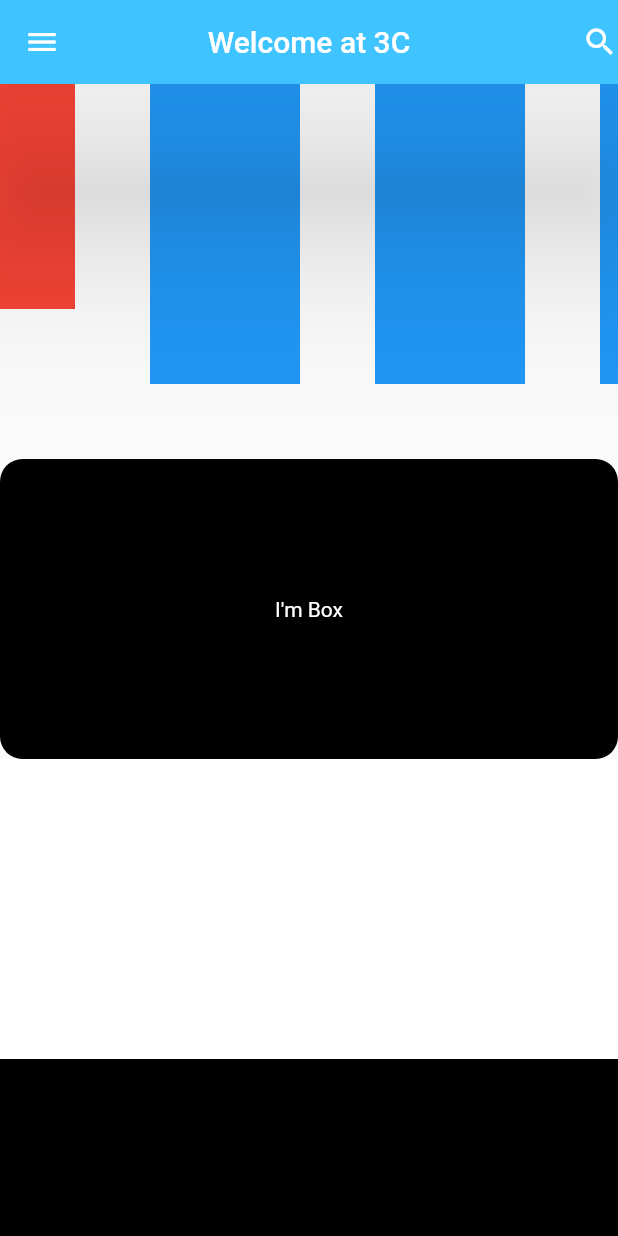
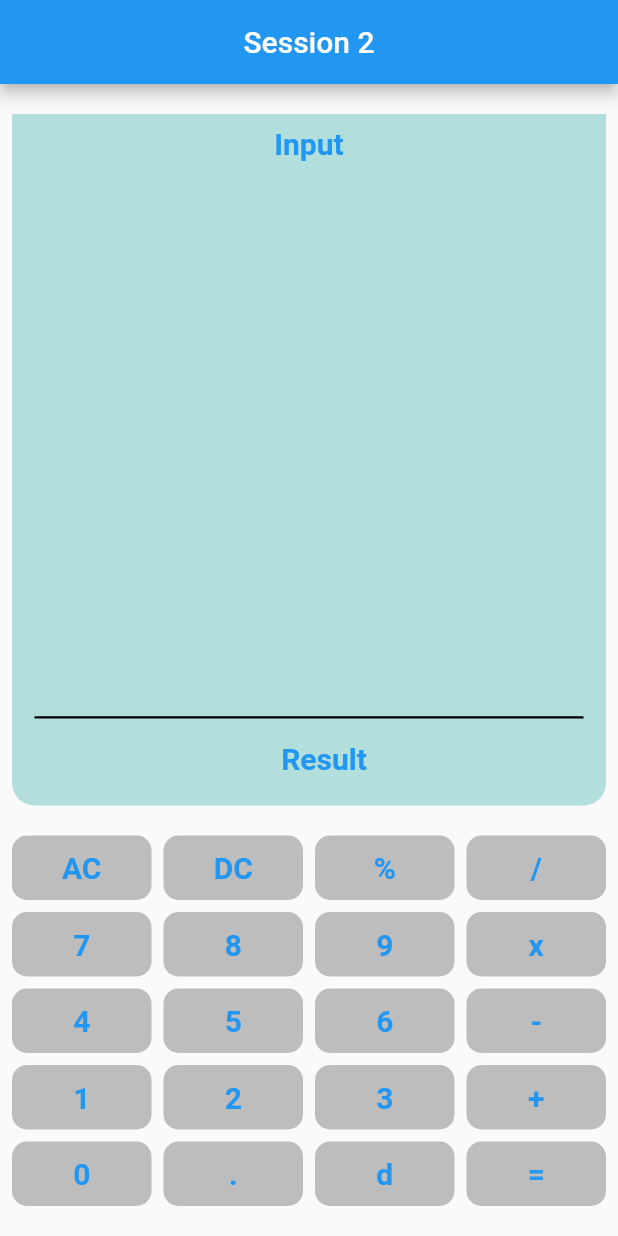
Before and after one commit to 3shmawi/3C-Sessions, a Flutter app: the screen it shows after launch, on a phone screen of 412 x 824 dp. Run offline on Flutter 3.47's test engine with Material 2 defaults, Android fonts, the phone set to English and light mode, and no system bars; our stand-ins replace flutter_native_splash.

Commit message:
session 2 g 2

```diff
--- a/lib/layout_g_one/layout_screen_g_one.dart
+++ b/lib/layout_g_one/layout_screen_g_one.dart
@@ -9,7 +9,7 @@ class LayoutScreenGroupOne extends StatefulWidget {
 }
 
 class _LayoutScreenGroupOneState extends State<LayoutScreenGroupOne> {
-  int abdulrhmanCounter = 1;
+  int abdulr7manCounter = 1;
   int ahmedCounter = 1;
 
   @override
@@ -30,7 +30,7 @@ class _LayoutScreenGroupOneState extends State<LayoutScreenGroupOne> {
                 TextButton(
                   onPressed: () {
                     setState(() {
-                      abdulrhmanCounter++;
+                      abdulr7manCounter++;
                     });
                   },
                   child: const Text(
@@ -40,9 +40,8 @@ class _LayoutScreenGroupOneState extends State<LayoutScreenGroupOne> {
                     ),
                   ),
                 ),
-
                 Text(
-                  '   $abdulrhmanCounter',
+                  '   $abdulr7manCounter',
                   style: const TextStyle(
                     fontSize: 30,
                   ),
@@ -52,8 +51,12 @@ class _LayoutScreenGroupOneState extends State<LayoutScreenGroupOne> {
                     scrollDirection: Axis.horizontal,
                     child: Row(
                       children: List.generate(
-                        abdulrhmanCounter,
-                            (index) =>  Text('$index'),
+                        abdulr7manCounter,
+                        (index) => const Icon(
+                          Icons.star,
+                          size: 50,
+                          color: Colors.yellow,
+                        ),
                       ),
                     ),
                   ),
@@ -99,19 +102,33 @@ class _LayoutScreenGroupOneState extends State<LayoutScreenGroupOne> {
               ],
             ),
 
+            Expanded(
+              child: Container(
+                width: double.infinity,
 
+                decoration: BoxDecoration(
+                  color: Colors.red,
+                  borderRadius: BorderRadius.circular(15),
+                ),
+              ),
+            ),
             Expanded(
-              child: SingleChildScrollView(
-                scrollDirection: Axis.vertical,
-                child: Column(
-                  children: List.generate(
-                    abdulrhmanCounter,
-                        (index) => const Icon(
-                      Icons.star,
-                      color: Colors.yellow,
-                      size: 50,
-                    ),
-                  ),
+              child: Container(
+                width: double.infinity,
+                color: Colors.white,
+                child: const Icon(
+                  Icons.flutter_dash,
+                  size: 50,
+                  color: Colors.yellow,
+                ),
+              ),
+            ),
+            Expanded(
+              child: Container(
+                width: double.infinity,
+                decoration: BoxDecoration(
+                  color: Colors.black,
+                  borderRadius: BorderRadius.circular(15),
                 ),
               ),
             ),
--- a/lib/layout_g_two/layout_screen_g_two.dart
+++ b/lib/layout_g_two/layout_screen_g_two.dart
@@ -7,106 +7,150 @@ class LayoutScreenGroupTwo extends StatelessWidget {
   @override
   Widget build(BuildContext context) {
     FlutterNativeSplash.remove();
-    int count = 5;
+
     return Scaffold(
-      appBar: AppBar(
-        backgroundColor: Colors.lightBlueAccent,
-        elevation: 50,
-        leading: const Icon(Icons.menu),
-        centerTitle: true,
-        title: const Text(
-          'Welcome at 3C',
-        ),
-        actions: const [
-          Icon(Icons.search),
-        ],
-      ),
-      body: SingleChildScrollView(
+      appBar: AppBar(title: const Text('Session 2'), centerTitle: true),
+      body: Padding(
+        padding: const EdgeInsets.symmetric(horizontal: 8.0),
         child: Column(
           children: [
-            SingleChildScrollView(
-              scrollDirection: Axis.horizontal,
-              child: Row(
+            Expanded(
+              child: Padding(
+                padding: const EdgeInsets.symmetric(vertical: 20.0),
+                child: Container(
+                  height: 300,
+                  width: double.infinity,
+                  decoration: BoxDecoration(
+                    color: Colors.teal[100],
+                    borderRadius: const BorderRadius.only(
+                      bottomRight: Radius.circular(15),
+                      bottomLeft: Radius.circular(15),
+                    ),
+                  ),
+                  child: Column(
                     crossAxisAlignment: CrossAxisAlignment.start,
-                mainAxisAlignment: MainAxisAlignment.center,
                     children: [
-                  Container(
-                    height: 150,
-                    width: 50,
-                    color: Colors.red,
+                      Padding(
+                        padding: const EdgeInsets.all(8.0),
+                        child: defaultText('Input'),
                       ),
-                  const SizedBox(
-                    width: 50,
+                      const Spacer(),
+                      Padding(
+                        padding: const EdgeInsets.all(15.0),
+                        child: Container(
+                          color: Colors.black,
+                          height: 1.5,
+                          width: double.infinity,
                         ),
-                  Container(
-                    height: 200,
-                    width: 100,
-                    color: Colors.blue,
                       ),
-                  const SizedBox(
-                    width: 50,
-                  ),
-                  Container(
-                    height: 200,
-                    width: 100,
-                    color: Colors.blue,
-                  ),
-                  const SizedBox(
-                    width: 50,
-                  ),
-                  Container(
-                    height: 200,
-                    width: 510,
-                    color: Colors.blue,
+                      Padding(
+                        padding: const EdgeInsets.only(bottom: 20.0, left: 20),
+                        child: defaultText('Result'),
                       ),
                     ],
                   ),
                 ),
-            const SizedBox(
-              height: 50,
-            ),
-            Container(
-              height: 200,
-              width: double.infinity,
-              decoration: BoxDecoration(
-                color: Colors.black,
-                borderRadius: BorderRadius.circular(15),
-              ),
-              child: const Center(
-                child: Text(
-                  'I\'m Box',
-                  style: TextStyle(color: Colors.white),
               ),
             ),
+            row('AC', 'DC', '%', '/'),
+            const SizedBox(
+              height: 8,
             ),
-            Container(
-              height: 200,
-              width: double.infinity,
-              color: Colors.white,
+            row('7', '8', '9', 'x'),
+            const SizedBox(
+              height: 8,
             ),
-            Container(
-              height: 200,
-              width: double.infinity,
-              color: Colors.black,
+            row('4', '5', '6', '-'),
+            const SizedBox(
+              height: 8,
             ),
-            Container(
-              height: 200,
-              width: double.infinity,
-              color: Colors.white,
+            row('1', '2', '3', '+'),
+            const SizedBox(
+              height: 8,
             ),
-            Container(
-              height: 200,
-              width: double.infinity,
-              color: Colors.black,
-            ),
-            Container(
-              height: 200,
-              width: double.infinity,
-              color: Colors.white,
+            row('0', '.', 'd', '='),
+            const SizedBox(
+              height: 20,
             ),
           ],
         ),
       ),
     );
   }
+
+//return type      name        parameter        body     =>
+  Row row(String bt1, String bt2, String bt3, String bt4) {
+    return Row(
+      mainAxisAlignment: MainAxisAlignment.center,
+      crossAxisAlignment: CrossAxisAlignment.center,
+      children: [
+        Expanded(
+          child: Container(
+            padding:
+                const EdgeInsets.only(right: 20, left: 20, top: 10, bottom: 10),
+            decoration: BoxDecoration(
+              color: Colors.grey[400],
+              borderRadius: BorderRadius.circular(10),
+            ),
+            child: defaultText(bt1),
+          ),
+        ),
+        const SizedBox(
+          width: 8,
+        ),
+        Expanded(
+          child: Container(
+            padding:
+                const EdgeInsets.only(right: 20, left: 20, top: 10, bottom: 10),
+            decoration: BoxDecoration(
+              color: Colors.grey[400],
+              borderRadius: BorderRadius.circular(10),
+            ),
+            child: defaultText(bt2),
+          ),
+        ),
+        const SizedBox(
+          width: 8,
+        ),
+        Expanded(
+          child: Container(
+            padding:
+                const EdgeInsets.only(right: 20, left: 20, top: 10, bottom: 10),
+            decoration: BoxDecoration(
+              color: Colors.grey[400],
+              borderRadius: BorderRadius.circular(10),
+            ),
+            child: defaultText(bt3),
+          ),
+        ),
+        const SizedBox(
+          width: 8,
+        ),
+        Expanded(
+          child: Container(
+            padding:
+                const EdgeInsets.only(right: 20, left: 20, top: 10, bottom: 10),
+            decoration: BoxDecoration(
+              color: Colors.grey[400],
+              borderRadius: BorderRadius.circular(10),
+            ),
+            child: defaultText(bt4),
+          ),
+        ),
+      ],
+    );
   }
+
+  Widget defaultText(String text) => InkWell(
+    child: Center(
+      child: Text(
+            text,
+            style: const TextStyle(
+              color: Colors.blue,
+              fontSize: 20,
+              fontWeight: FontWeight.bold,
+            ),
+          ),
+    ),
+  );
+}
```
Also changed, not shown: lib/main.dart (line endings or trailing spaces). Lines whose indentation alone changed are shown as unchanged.
